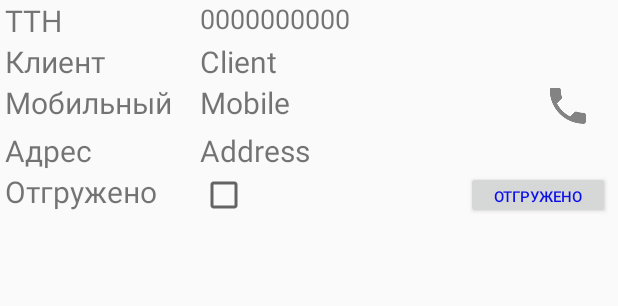
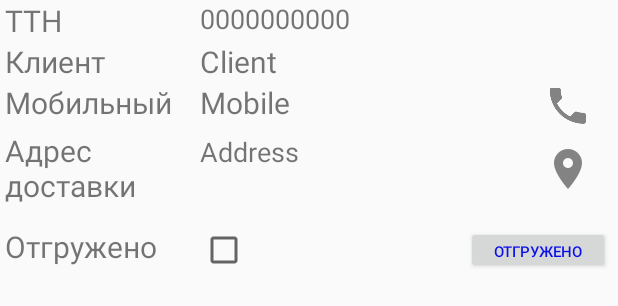
Before and after one commit to StashBank/DeliveryManagment, an Android app: the layout receiving_item.xml on its own in the app's theme, with its tools: preview values and no code run, on a phone screen of 412 x 824 dp. Shown: the top 306 px of the screen. Run offline under Robolectric (Android 15) with nearby library versions, the phone set to English and light mode, and no system bars.

Commit message:
Navigation
Added opening navigation in address field

```diff
--- a/app/src/main/java/com/stashbank/deliveryManagement/DeliveryFragment.java
+++ b/app/src/main/java/com/stashbank/deliveryManagement/DeliveryFragment.java
@@ -71,7 +71,8 @@ public class DeliveryFragment extends Fragment implements  SwipeRefreshLayout.On
                 itemAdapter.addAll(items);
             }
         };
-        showLoaderSpinner(true);
+        if (!isRefresh)
+            showLoaderSpinner(true);
 		DeliveryItemRepository repository = new DeliveryItemRepository();
 		DeliveryItemRepository.DeliveryItemsTask task = repository.getItems(p);
 		task.execute();
--- a/app/src/main/java/com/stashbank/deliveryManagement/ReceivingFragment.java
+++ b/app/src/main/java/com/stashbank/deliveryManagement/ReceivingFragment.java
@@ -69,7 +69,8 @@ public class ReceivingFragment extends Fragment implements  SwipeRefreshLayout.O
                 itemAdapter.addAll(items);
             }
         };
-        showLoaderSpinner(true);
+        if (!isRefresh)
+            showLoaderSpinner(true);
         ReceivingItemRepository repository = new ReceivingItemRepository();
         ReceivingItemRepository.ReceivingItemsTask task = repository.getItems(p);
         task.execute();
--- a/app/src/main/res/layout/receiving_item.xml
+++ b/app/src/main/res/layout/receiving_item.xml
@@ -93,24 +93,45 @@
 	</LinearLayout>
 
     <LinearLayout
-		android:layout_height="wrap_content"
+        android:layout_height="64dp"
         android:layout_width="match_parent"
         android:orientation="horizontal">
 
         <TextView
             android:layout_height="wrap_content"
             android:layout_width="@dimen/item_label_width"
-			android:text="@string/receiving_item_address_lbl"
+            android:text="@string/delivery_item_address_lbl"
             android:textSize="@dimen/item_text_size"/>
+
+        <RelativeLayout
+            android:layout_height="wrap_content"
+            android:layout_width="match_parent"
+            android:orientation="horizontal"
+            android:layout_marginLeft="10dp"
+            android:layout_marginRight="5dp">
 
             <TextView
                 android:id="@+id/item_address"
-			android:layout_width="match_parent"
+                android:layout_width="144dp"
                 android:layout_height="wrap_content"
+                android:layout_marginRight="5dp"
+                android:layout_alignParentLeft="true"
                 android:text="Address"
-			android:textSize="@dimen/item_text_size"
-			android:layout_marginLeft="10dp"
-			android:layout_marginRight="5dp"/>
+                android:textSize="@dimen/item_text_size_small" />
+
+            <Button
+                android:id="@+id/item_btn_navigation"
+                android:layout_height="wrap_content"
+                android:layout_width="36dp"
+                android:drawableEnd="@drawable/ic_action_open_map"
+                android:drawableRight="@drawable/ic_action_open_map"
+                android:layout_alignParentRight="true"
+                android:textSize="10sp"
+                android:background="#0000"
+                android:layout_marginRight="12dp"
+                android:layout_toRightOf="@id/item_address"/>
+
+        </RelativeLayout>
 
     </LinearLayout>
 
```
Also changed, not shown: app/src/main/java/com/stashbank/deliveryManagement/adapters/DeliveryItemAdapter.java (+30 -13 lines), app/src/main/java/com/stashbank/deliveryManagement/adapters/ReceivingItemAdapter.java (+28 -10 lines), app/src/main/res/layout/delivery_item.xml (+27 -6 lines), app/src/main/res/drawable-hdpi/ic_action_open_map.png (added), app/src/main/res/drawable-mdpi/ic_action_open_map.png (added), app/src/main/res/drawable-xhdpi/ic_action_open_map.png (added), app/src/main/res/drawable-xxhdpi/ic_action_open_map.png (added). Lines whose indentation alone changed are shown as unchanged.
